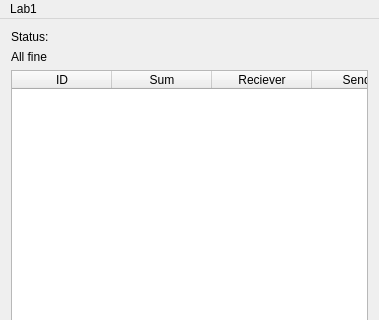
Above: lab1_ui/mainwindow.ui from swatSTEAM/labs before the change; both pictures show x 0 to 379 and y 0 to 320 of the 379 by 784 pixel window. Below: the same form after it.
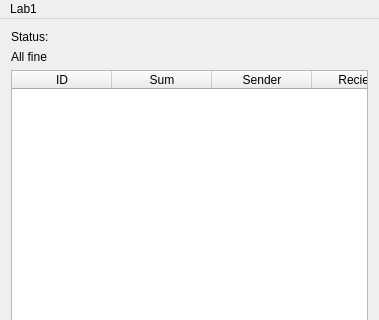
That is the form after the change.

Commit message: fix colomn sequence

What changed in the file:
```diff
--- a/lab1_ui/mainwindow.ui
+++ b/lab1_ui/mainwindow.ui
@@ -53,12 +53,12 @@
       </column>
       <column>
        <property name="text">
-        <string>Reciever</string>
+        <string>Sender</string>
        </property>
       </column>
       <column>
        <property name="text">
-        <string>Sender</string>
+        <string>Reciever</string>
        </property>
       </column>
      </widget>
```
